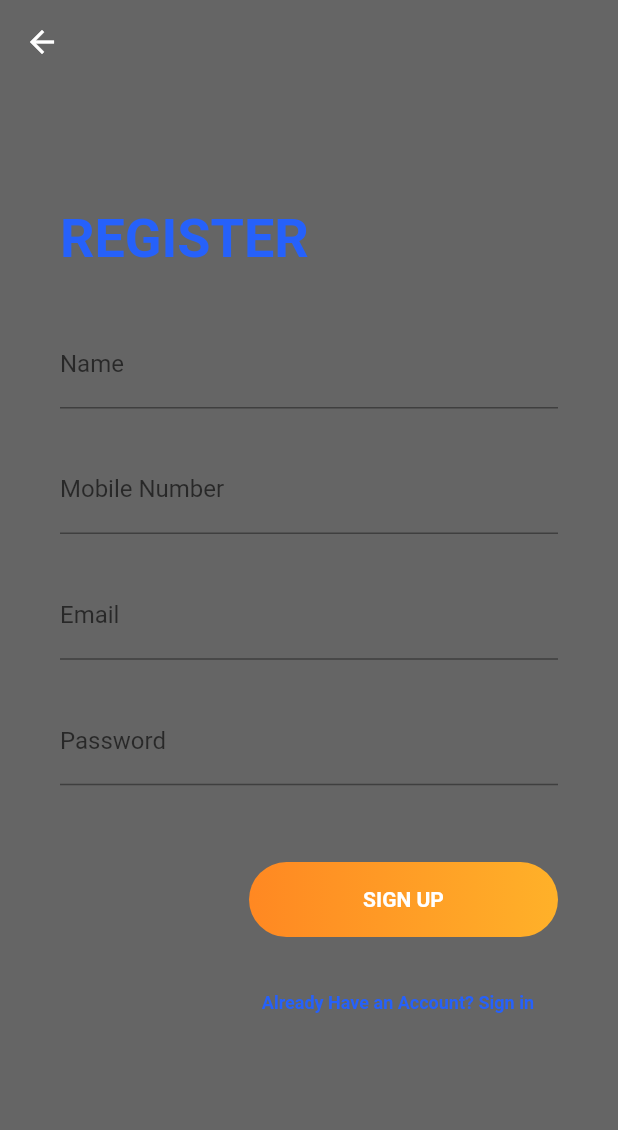
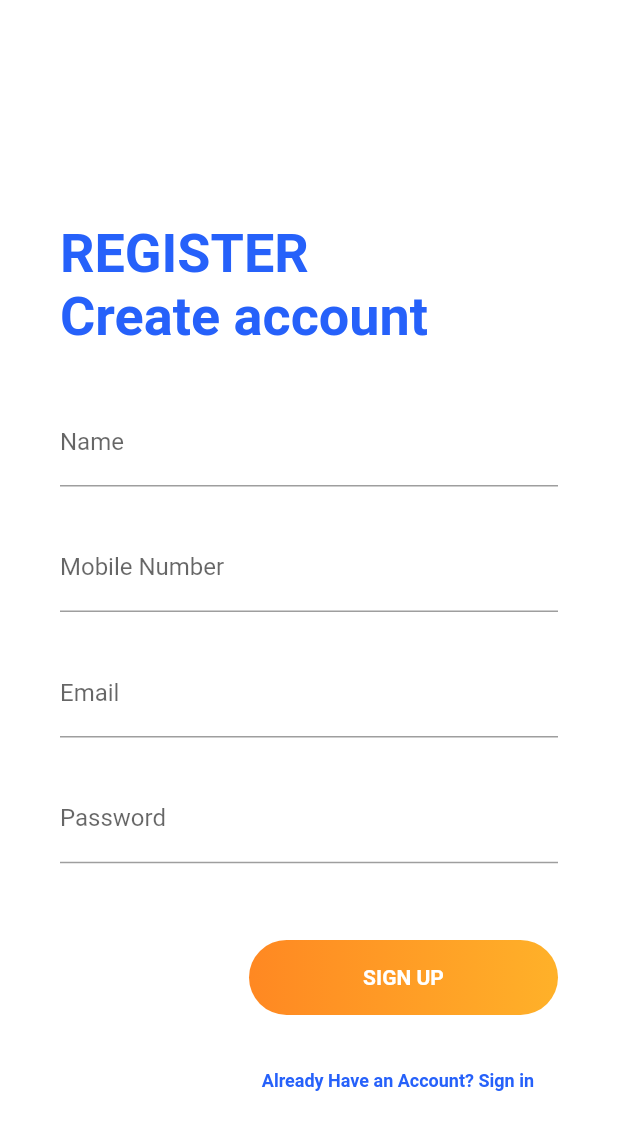
Before and after one commit to Tense-Turtles/MedProdigy-app, a Flutter app: the screen it shows after launch, after a tap on "Don't Have an Account? Sign up", on a phone screen of 412 x 824 dp. Shown: the top 1130 px of the screen. Run offline on Flutter 3.47's test engine with Material 2 defaults, Android fonts, the phone set to English and light mode, and no system bars; our stand-ins replace cloud_firestore, firebase_auth, firebase_core; accounts and stored records are empty; network calls fail.

Commit message:
changed stylings

```diff
--- a/lib/ui/authentication.dart
+++ b/lib/ui/authentication.dart
@@ -29,7 +29,7 @@ class _AuthenticationState extends State<Authentication> {
         width: MediaQuery.of(context).size.width,
         height: MediaQuery.of(context).size.height,
         // ignore: prefer_const_constructors
-        decoration: BoxDecoration(color: Color.fromARGB(142, 143, 143, 143)
+        decoration: BoxDecoration(color: Color.fromARGB(255, 255, 255, 255)
             //image: DecorationImage(
             //image: AssetImage('assets/main.png'), fit: BoxFit.cover),
             // ignore: prefer_const_constructors
@@ -140,7 +140,7 @@ class _AuthenticationState extends State<Authentication> {
               height: 45,
               decoration: BoxDecoration(
                 borderRadius: BorderRadius.circular(15.0),
-                color: Color.fromARGB(142, 143, 143, 143),
+                color: Color.fromARGB(255, 255, 255, 255),
               ),
               child: MaterialButton(
                 onPressed: () async {
--- a/lib/ui/register.dart
+++ b/lib/ui/register.dart
@@ -27,20 +27,17 @@ class _RegisterState extends State<Register> {
         decoration: BoxDecoration(
             //image: DecorationImage(
             //    image: AssetImage('assets/register.png'), fit: BoxFit.cover),
-            color: Color.fromARGB(255, 101, 101, 101)),
+            color: Color.fromARGB(255, 255, 255, 255)),
         child: Scaffold(
             backgroundColor: Colors.transparent,
-            appBar: AppBar(
-              backgroundColor: Colors.transparent,
-              elevation: 0,
-            ),
+
 //Scrollable view for pixel error
             body: Stack(children: [
               SingleChildScrollView(
                 // mainAxisAlignment: MainAxisAlignment.center,
                 child: Container(
                   padding: EdgeInsets.only(
-                      top: MediaQuery.of(context).size.height * 0.1),
+                      top: MediaQuery.of(context).size.height * 0.18),
 // heading
                   child: Column(
                     //mainAxisAlignment: MainAxisAlignment.center,
@@ -49,7 +46,7 @@ class _RegisterState extends State<Register> {
                         alignment: Alignment.centerLeft,
                         padding: const EdgeInsets.symmetric(horizontal: 40),
                         child: const Text(
-                          "REGISTER",
+                          "REGISTER\nCreate account",
                           style: TextStyle(
                               fontWeight: FontWeight.bold,
                               color: Color(0xFF2661FA),
```
